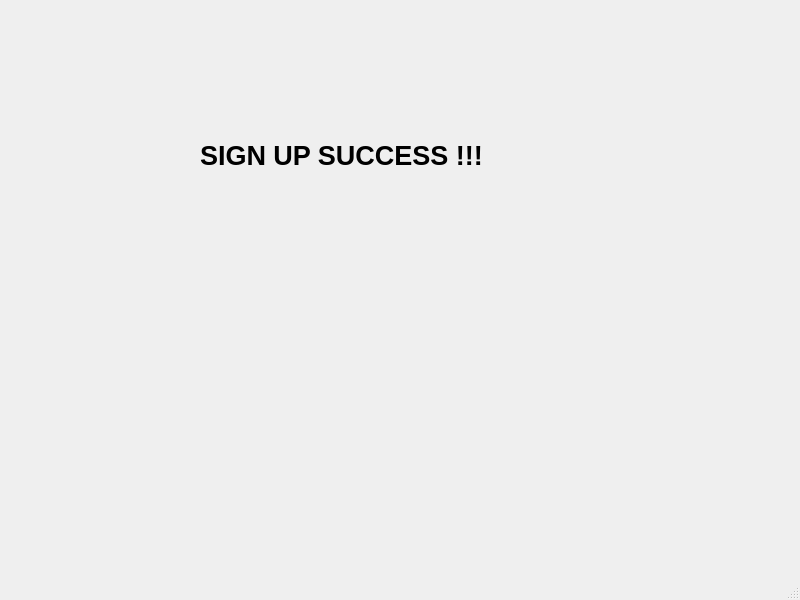
andreeNewbie/csc10008, file templates/sign_up.ui: the form before one commit.
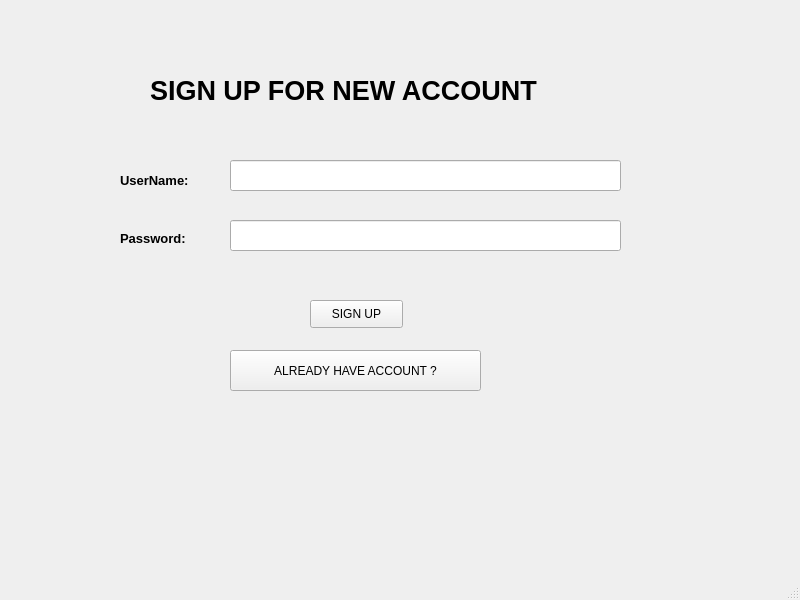
The form after the commit.

```diff
--- a/templates/sign_up.ui
+++ b/templates/sign_up.ui
@@ -17,10 +17,10 @@
    <widget class="QLabel" name="label">
     <property name="geometry">
      <rect>
-      <x>200</x>
-      <y>80</y>
-      <width>371</width>
-      <height>151</height>
+      <x>150</x>
+      <y>30</y>
+      <width>611</width>
+      <height>121</height>
      </rect>
     </property>
     <property name="font">
@@ -31,7 +31,98 @@
      </font>
     </property>
     <property name="text">
-     <string>SIGN UP SUCCESS !!!</string>
+     <string>SIGN UP FOR NEW ACCOUNT</string>
+    </property>
+   </widget>
+   <widget class="QLabel" name="label_2">
+    <property name="geometry">
+     <rect>
+      <x>120</x>
+      <y>170</y>
+      <width>101</width>
+      <height>21</height>
+     </rect>
+    </property>
+    <property name="font">
+     <font>
+      <pointsize>10</pointsize>
+      <weight>75</weight>
+      <bold>true</bold>
+     </font>
+    </property>
+    <property name="text">
+     <string>UserName:</string>
+    </property>
+   </widget>
+   <widget class="QLabel" name="label_3">
+    <property name="geometry">
+     <rect>
+      <x>120</x>
+      <y>230</y>
+      <width>91</width>
+      <height>16</height>
+     </rect>
+    </property>
+    <property name="font">
+     <font>
+      <pointsize>10</pointsize>
+      <weight>75</weight>
+      <bold>true</bold>
+     </font>
+    </property>
+    <property name="text">
+     <string>Password:</string>
+    </property>
+   </widget>
+   <widget class="QLineEdit" name="newUserName">
+    <property name="geometry">
+     <rect>
+      <x>230</x>
+      <y>160</y>
+      <width>391</width>
+      <height>31</height>
+     </rect>
+    </property>
+   </widget>
+   <widget class="QLineEdit" name="newUserPassword">
+    <property name="geometry">
+     <rect>
+      <x>230</x>
+      <y>220</y>
+      <width>391</width>
+      <height>31</height>
+     </rect>
+    </property>
+   </widget>
+   <widget class="QPushButton" name="signUpButton">
+    <property name="geometry">
+     <rect>
+      <x>310</x>
+      <y>300</y>
+      <width>93</width>
+      <height>28</height>
+     </rect>
+    </property>
+    <property name="text">
+     <string>SIGN UP</string>
+    </property>
+   </widget>
+   <widget class="QPushButton" name="loginButton">
+    <property name="geometry">
+     <rect>
+      <x>230</x>
+      <y>350</y>
+      <width>251</width>
+      <height>41</height>
+     </rect>
+    </property>
+    <property name="font">
+     <font>
+      <pointsize>9</pointsize>
+     </font>
+    </property>
+    <property name="text">
+     <string>ALREADY HAVE ACCOUNT ?</string>
     </property>
    </widget>
   </widget>
```
